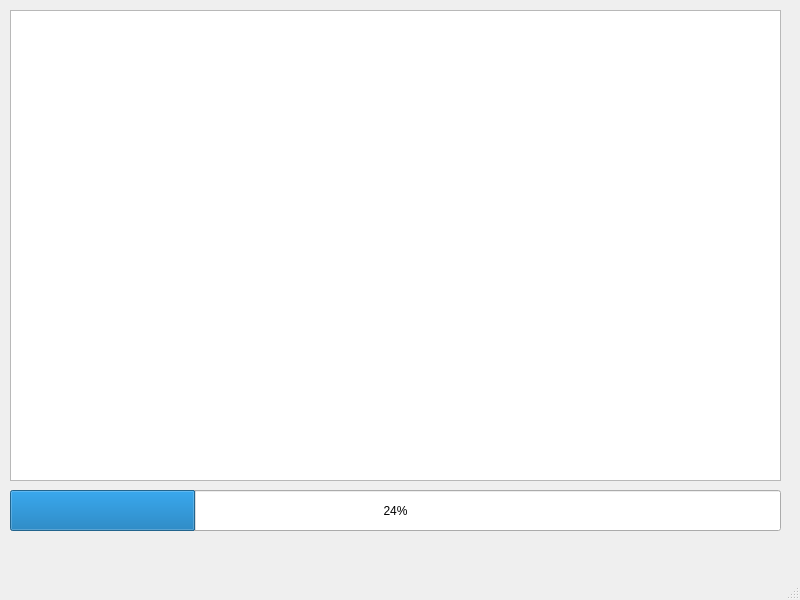
Qt form Semestr 6/GUI/QTApps/Multithread/MultiThreadedBuffer/mainwindow.ui (MrDeun/studia) before a commit.
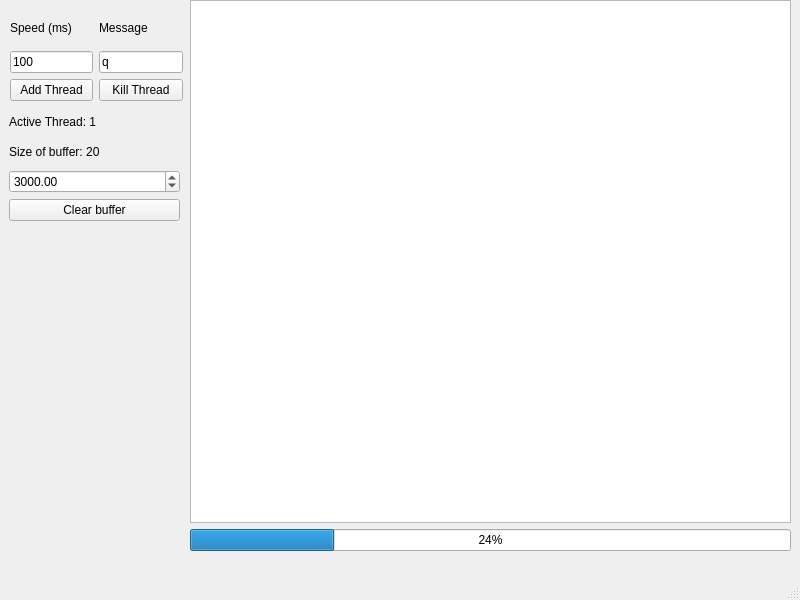
The same form after that commit.

Diff of the .ui file:
```diff
--- a/Semestr 6/GUI/QTApps/Multithread/MultiThreadedBuffer/mainwindow.ui
+++ b/Semestr 6/GUI/QTApps/Multithread/MultiThreadedBuffer/mainwindow.ui
@@ -14,28 +14,127 @@
    <string>MainWindow</string>
   </property>
   <widget class="QWidget" name="centralwidget">
-   <widget class="QTextEdit" name="textEdit">
+   <widget class="QWidget" name="verticalLayoutWidget">
+    <property name="geometry">
+     <rect>
+      <x>190</x>
+      <y>0</y>
+      <width>601</width>
+      <height>551</height>
+     </rect>
+    </property>
+    <layout class="QVBoxLayout" name="verticalLayout">
+     <item>
+      <widget class="QTextEdit" name="textEdit"/>
+     </item>
+     <item>
+      <widget class="QProgressBar" name="progressBar">
+       <property name="value">
+        <number>24</number>
+       </property>
+      </widget>
+     </item>
+    </layout>
+   </widget>
+   <widget class="QWidget" name="gridLayoutWidget">
     <property name="geometry">
      <rect>
       <x>10</x>
       <y>10</y>
-      <width>771</width>
-      <height>471</height>
+      <width>173</width>
+      <height>91</height>
      </rect>
     </property>
+    <layout class="QGridLayout" name="gridLayout">
+     <item row="1" column="1">
+      <widget class="QLineEdit" name="msgEdit">
+       <property name="text">
+        <string>q</string>
+       </property>
+      </widget>
+     </item>
+     <item row="1" column="0">
+      <widget class="QLineEdit" name="speedEdit">
+       <property name="text">
+        <string>100</string>
+       </property>
+      </widget>
+     </item>
+     <item row="2" column="0">
+      <widget class="QPushButton" name="pushButton">
+       <property name="text">
+        <string>Add Thread</string>
+       </property>
+      </widget>
+     </item>
+     <item row="2" column="1">
+      <widget class="QPushButton" name="pushButton_2">
+       <property name="text">
+        <string>Kill Thread</string>
+       </property>
+      </widget>
+     </item>
+     <item row="0" column="0">
+      <widget class="QLabel" name="label">
+       <property name="text">
+        <string>Speed (ms)</string>
+       </property>
+      </widget>
+     </item>
+     <item row="0" column="1">
+      <widget class="QLabel" name="label_2">
+       <property name="text">
+        <string>Message</string>
+       </property>
+      </widget>
+     </item>
+    </layout>
    </widget>
-   <widget class="QProgressBar" name="progressBar">
+   <widget class="QWidget" name="verticalLayoutWidget_2">
     <property name="geometry">
      <rect>
-      <x>10</x>
-      <y>490</y>
-      <width>771</width>
-      <height>41</height>
+      <x>9</x>
+      <y>110</y>
+      <width>171</width>
+      <height>111</height>
      </rect>
     </property>
-    <property name="value">
-     <number>24</number>
-    </property>
+    <layout class="QVBoxLayout" name="verticalLayout_2">
+     <item>
+      <widget class="QLabel" name="label_3">
+       <property name="text">
+        <string>Active Thread: 1</string>
+       </property>
+      </widget>
+     </item>
+     <item>
+      <widget class="QLabel" name="label_4">
+       <property name="text">
+        <string>Size of buffer: 20</string>
+       </property>
+      </widget>
+     </item>
+     <item>
+      <widget class="QDoubleSpinBox" name="deleteCharTimer">
+       <property name="maximum">
+        <double>10000.000000000000000</double>
+       </property>
+       <property name="singleStep">
+        <double>500.000000000000000</double>
+       </property>
+       <property name="value">
+        <double>3000.000000000000000</double>
+       </property>
+      </widget>
+     </item>
+     <item>
+      <widget class="QPushButton" name="pushButton_3">
+       <property name="text">
+        <string>Clear buffer</string>
+       </property>
+      </widget>
+     </item>
+    </layout>
    </widget>
   </widget>
   <widget class="QMenuBar" name="menubar">
```
Left out of the diff: 2 changed lines with no effect on the pictures.
